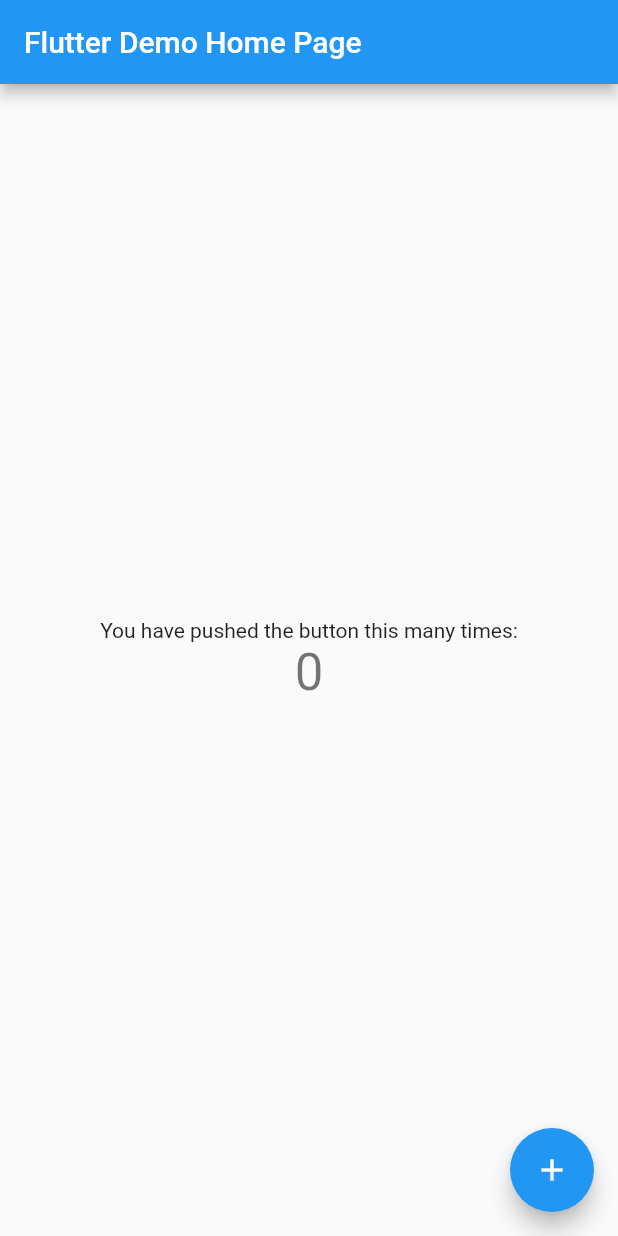
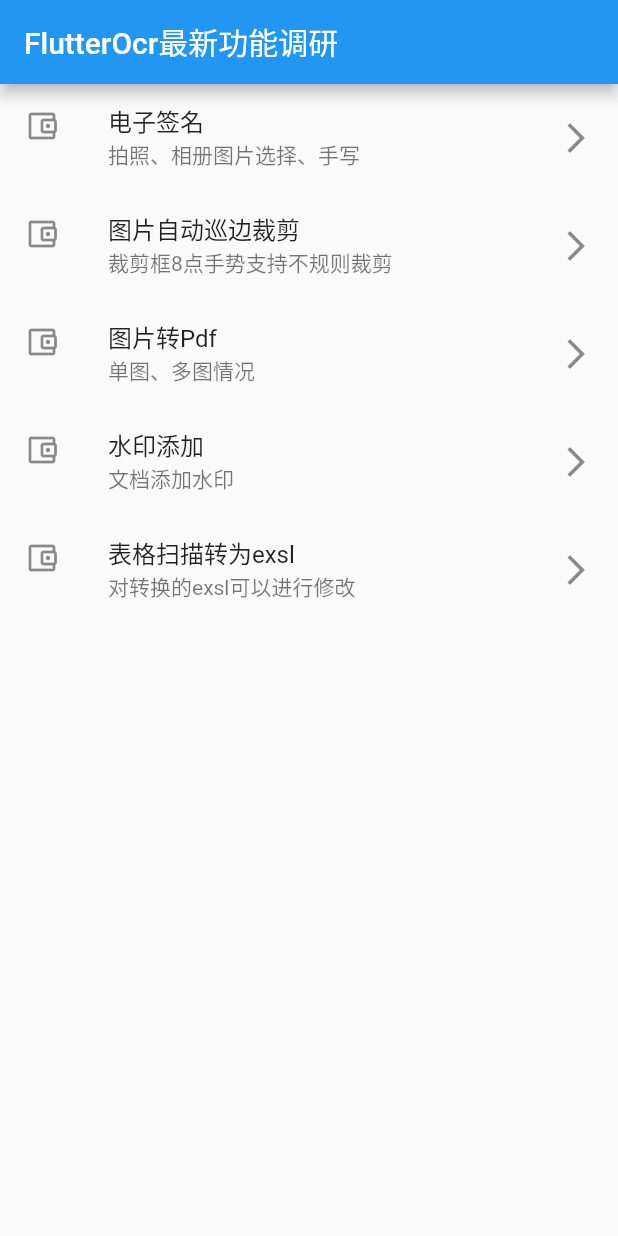
Before and after one commit to Jdb156158/flutter_newocr_demo, a Flutter app: the screen it shows after launch, on a phone screen of 412 x 824 dp. Run offline on Flutter 3.47's test engine with Material 2 defaults, Android fonts, the phone set to English and light mode, and no system bars; missing offline and left inert: hand_signature.

Commit message:
更新iOS工程目录

```diff
--- a/lib/main.dart
+++ b/lib/main.dart
@@ -1,117 +1,144 @@
 import 'package:flutter/material.dart';
+import 'package:flutter/cupertino.dart';
+import 'package:flutter/services.dart';
 
-void main() {
-  runApp(MyApp());
+import 'package:flutter_newocr_demo/handsignature.dart';
+
+void main() => runApp(MyApp());
+
+class MyApp extends StatefulWidget {
+  @override
+  _MyAppState createState() => _MyAppState();
 }
 
-class MyApp extends StatelessWidget {
-  // This widget is the root of your application.
+class _MyAppState extends State<MyApp> {
+
+
+  @override
+  void initState() {
+    super.initState();
+  }
+
+  // 主方法
   @override
   Widget build(BuildContext context) {
+    print(context.findRootAncestorStateOfType());
     return MaterialApp(
-      title: 'Flutter Demo',
-      theme: ThemeData(
-        // This is the theme of your application.
-        //
-        // Try running your application with "flutter run". You'll see the
-        // application has a blue toolbar. Then, without quitting the app, try
-        // changing the primarySwatch below to Colors.green and then invoke
-        // "hot reload" (press "r" in the console where you ran "flutter run",
-        // or simply save your changes to "hot reload" in a Flutter IDE).
-        // Notice that the counter didn't reset back to zero; the application
-        // is not restarted.
-        primarySwatch: Colors.blue,
-        // This makes the visual density adapt to the platform that you run
-        // the app on. For desktop platforms, the controls will be smaller and
-        // closer together (more dense) than on mobile platforms.
-        visualDensity: VisualDensity.adaptivePlatformDensity,
-      ),
-      home: MyHomePage(title: 'Flutter Demo Home Page'),
+        home: _HomePage()
     );
   }
+
 }
 
-class MyHomePage extends StatefulWidget {
-  MyHomePage({Key key, this.title}) : super(key: key);
+class _HomePage extends StatelessWidget{
 
-  // This widget is the home page of your application. It is stateful, meaning
-  // that it has a State object (defined below) that contains fields that affect
-  // how it looks.
+  static const MethodChannel _methodChannel = MethodChannel('flutter_native_ios');
 
-  // This class is the configuration for the state. It holds the values (in this
-  // case the title) provided by the parent (in this case the App widget) and
-  // used by the build method of the State. Fields in a Widget subclass are
-  // always marked "final".
+  List _iosResultsList = [
+    {'title' : '电子签名','desc' : '拍照、相册图片选择、手写'},
+    {'title' : '图片自动巡边裁剪','desc' : '裁剪框8点手势支持不规则裁剪'},
+    {'title' : '图片转Pdf','desc' : '单图、多图情况'},
+    {'title' : '水印添加','desc' : '文档添加水印'},
+    {'title' : '表格扫描转为exsl','desc' : '对转换的exsl可以进行修改'}];
 
-  final String title;
+  List<Widget> _infoListView(BuildContext context) {
+    var list = _iosResultsList.map((value) {
+      return ListTile(
+        title: Text(value["title"]),
+        subtitle: Text(value["desc"]),
+        trailing: Icon(Icons.arrow_forward_ios),
+        leading: Icon(Icons.account_balance_wallet_outlined),
+        onTap: () {
+          if (value["title"] == "电子签名"){
+            _showActionSheet(context);
+          }else if(value["title"] == "图片自动巡边裁剪"){
+            _methodChannel
+                .invokeMethod("flutter_push_to_CropView", {"url": ""});
+          }else if(value["title"] == "图片转Pdf"){
 
-  @override
-  _MyHomePageState createState() => _MyHomePageState();
-}
+          }else if(value["title"] == "水印添加"){
 
-class _MyHomePageState extends State<MyHomePage> {
-  int _counter = 0;
+          }else if(value["title"] == "表格扫描转为exsl"){
 
-  void _incrementCounter() {
-    setState(() {
-      // This call to setState tells the Flutter framework that something has
-      // changed in this State, which causes it to rerun the build method below
-      // so that the display can reflect the updated values. If we changed
-      // _counter without calling setState(), then the build method would not be
-      // called again, and so nothing would appear to happen.
-      _counter++;
+          }
+        },
+      );
     });
+    return list.toList();
+  }
+
+  _showActionSheet(BuildContext context) {
+    showCupertinoModalPopup(
+      context: context,
+      builder: (BuildContext context) {
+        return CupertinoActionSheet(
+          title: Text(
+            '提示',
+            style: TextStyle(fontSize: 22),
+          ), //标题
+          //message: Text('麻烦抽出几分钟对该软件进行评价，谢谢!'), //提示内容
+          actions: <Widget>[
+            //操作按钮集合
+            CupertinoActionSheetAction(
+              onPressed: () {
+                Navigator.pop(context);
+
+                _methodChannel
+                    .invokeMethod("flutter_push_to_CSJIDScanView", {"url": ""});
+              },
+              child: Text('拍照'),
+            ),
+            CupertinoActionSheetAction(
+              onPressed: () {
+                Navigator.pop(context);
+
+                _methodChannel
+                    .invokeMethod("flutter_push_to_ios", {"url": ""});
+              },
+              child: Text('相册选择'),
+            ),
+            CupertinoActionSheetAction(
+              onPressed: () {
+                Navigator.pop(context);
+
+                Navigator.push(
+                  context,
+                  MaterialPageRoute(
+                    builder: (context) => HandSignature(),
+                  ),
+                );
+              },
+              child: Text('手写签名'),
+            ),
+          ],
+          cancelButton: CupertinoActionSheetAction(
+            //取消按钮
+            onPressed: () {
+              Navigator.pop(context);
+            },
+            child: Text('取消'),
+          ),
+        );
+      },
+    );
   }
 
   @override
   Widget build(BuildContext context) {
-    // This method is rerun every time setState is called, for instance as done
-    // by the _incrementCounter method above.
-    //
-    // The Flutter framework has been optimized to make rerunning build methods
-    // fast, so that you can just rebuild anything that needs updating rather
-    // than having to individually change instances of widgets.
     return Scaffold(
-      appBar: AppBar(
-        // Here we take the value from the MyHomePage object that was created by
-        // the App.build method, and use it to set our appbar title.
-        title: Text(widget.title),
-      ),
+      appBar: AppBar(title: Text('FlutterOcr最新功能调研')),
       body: Center(
         // Center is a layout widget. It takes a single child and positions it
         // in the middle of the parent.
         child: Column(
-          // Column is also a layout widget. It takes a list of children and
-          // arranges them vertically. By default, it sizes itself to fit its
-          // children horizontally, and tries to be as tall as its parent.
-          //
-          // Invoke "debug painting" (press "p" in the console, choose the
-          // "Toggle Debug Paint" action from the Flutter Inspector in Android
-          // Studio, or the "Toggle Debug Paint" command in Visual Studio Code)
-          // to see the wireframe for each widget.
-          //
-          // Column has various properties to control how it sizes itself and
-          // how it positions its children. Here we use mainAxisAlignment to
-          // center the children vertically; the main axis here is the vertical
-          // axis because Columns are vertical (the cross axis would be
-          // horizontal).
-          mainAxisAlignment: MainAxisAlignment.center,
+          mainAxisAlignment: MainAxisAlignment.start,
           children: <Widget>[
-            Text(
-              'You have pushed the button this many times:',
-            ),
-            Text(
-              '$_counter',
-              style: Theme.of(context).textTheme.headline4,
-            ),
+            Expanded(child: ListView(
+              children: this._infoListView(context),
+            )),
           ],
         ),
       ),
-      floatingActionButton: FloatingActionButton(
-        onPressed: _incrementCounter,
-        tooltip: 'Increment',
-        child: Icon(Icons.add),
-      ), // This trailing comma makes auto-formatting nicer for build methods.
     );
   }
 }
--- a/pubspec.yaml
+++ b/pubspec.yaml
@@ -28,6 +28,8 @@
   # The following adds the Cupertino Icons font to your application.
   # Use with the CupertinoIcons class for iOS style icons.
   cupertino_icons: ^1.0.0
+  camera: ^0.5.4+1
+  hand_signature: ^0.6.3 #支持svg和png格式导出
 
 dev_dependencies:
   flutter_test:
```
Also changed, not shown: lib/handsignature.dart (added, +172 -0 lines), pubspec.lock, 75 other files.
